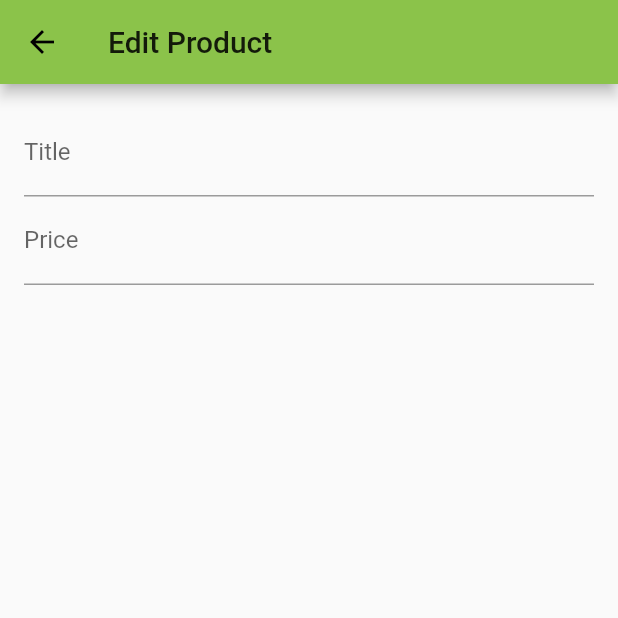
After one commit to Chirag-Mathur/Apni-Dukaan, a Flutter app: the EditProductScreen screen opened by its route, on a phone screen of 412 x 824 dp, the top half of it. The commit adds this screen. Run offline on Flutter 3.47's test engine with Material 2 defaults, Android fonts, the phone set to English and light mode, and no system bars; network calls fail.

Commit message:
add edit page

```diff
--- a/lib/main.dart
+++ b/lib/main.dart
@@ -8,6 +8,8 @@ import 'screens/orders_screen.dart';
 import './provider/products_provider.dart';
 import './screens/product_details_page.dart';
 import './screens/products_overview_screens.dart';
+import './screens/manage_orders_screen.dart';
+import './screens/edit_product_screen.dart';
 import 'provider/cart.dart';
 
 void main() {
@@ -43,6 +45,8 @@ class MyApp extends StatelessWidget {
           ProductDetailsScreen.routeName: (ctx) => ProductDetailsScreen(),
           CartScreen.routeName: (ctx) => CartScreen(),
           OrderScreen.routeName: (ctx) => OrderScreen(),
+          ManageOrdersScreen.routeName: (ctx) => ManageOrdersScreen(),
+          EditProductScreen.routeName: (ctx) => EditProductScreen(),
 
         },
       ),
--- /dev/null
+++ b/lib/screens/edit_product_screen.dart
@@ -0,0 +1,36 @@
+import 'package:flutter/material.dart';
+
+class EditProductScreen extends StatefulWidget {
+  static const routeName = '/editscreen';
+  @override
+  _EditProductScreenState createState() => _EditProductScreenState();
+}
+
+class _EditProductScreenState extends State<EditProductScreen> {
+  @override
+  Widget build(BuildContext context) {
+    return Scaffold(
+      appBar: AppBar(
+        title: Text('Edit Product'),
+      ),
+      body: Padding(
+        padding: const EdgeInsets.all(16.0),
+        child: Form(
+          child: ListView(
+            children: [
+              TextFormField(
+                decoration: InputDecoration(labelText: 'Title'),
+                textInputAction: TextInputAction.next,
+              ),
+               TextFormField(
+                decoration: InputDecoration(labelText: 'Price'),
+                textInputAction: TextInputAction.next,
+                keyboardType: TextInputType.number,
+              ),
+            ],
+          ),
+        ),
+      ),
+    );
+  }
+}
--- a/lib/widgets/app_drawer.dart
+++ b/lib/widgets/app_drawer.dart
@@ -1,5 +1,6 @@
 import 'package:flutter/material.dart';
 import '../screens/orders_screen.dart';
+import '../screens/manage_orders_screen.dart';
 
 class AppDrawer extends StatelessWidget {
   @override
@@ -23,6 +24,12 @@ class AppDrawer extends StatelessWidget {
           title: Text('Orders'),
           onTap: () => Navigator.of(context).pushNamed(OrderScreen.routeName),
         ),
+        Divider(),
+        ListTile(
+          leading: Icon(Icons.edit),
+          title: Text('Manage Products'),
+          onTap: () => Navigator.of(context).pushNamed(ManageOrdersScreen.routeName),
+        ),
       ],
     ));
   }
```
Also changed, not shown: lib/screens/manage_orders_screen.dart (added, +39 -0 lines), lib/widgets/user_product_tile.dart (added, +38 -0 lines).
